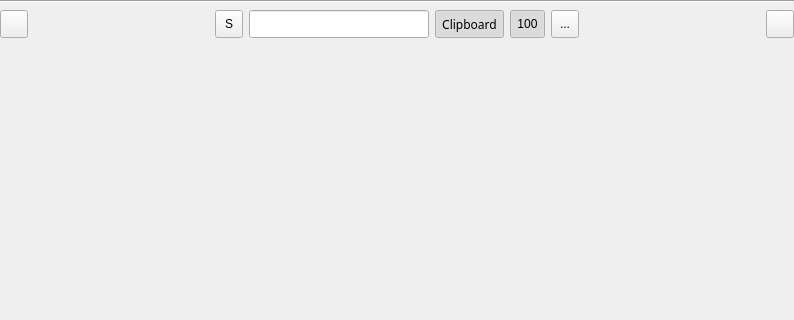
Above: widget/MPasteWidget.ui from SeptemberHX/MPaste before the change. Below: the same form after it.
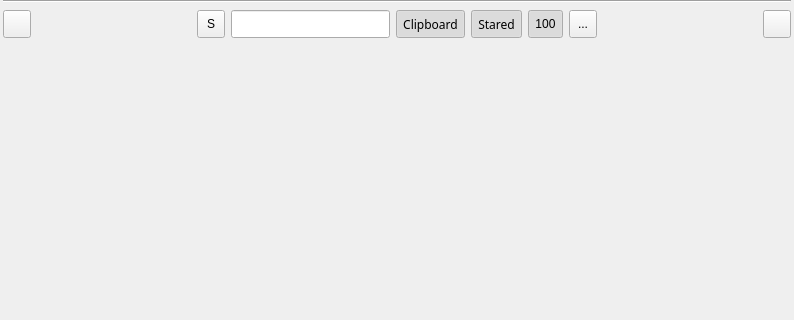
That is the form after the change. Icons and pictures are not drawn.

The edit to the form file:
```diff
--- a/widget/MPasteWidget.ui
+++ b/widget/MPasteWidget.ui
@@ -24,13 +24,13 @@
     <number>3</number>
    </property>
    <property name="leftMargin">
-    <number>0</number>
+    <number>3</number>
    </property>
    <property name="topMargin">
     <number>0</number>
    </property>
    <property name="rightMargin">
-    <number>0</number>
+    <number>3</number>
    </property>
    <property name="bottomMargin">
     <number>3</number>
@@ -163,7 +163,22 @@
        </widget>
       </item>
       <item>
-       <widget class="QToolButton" name="toolButton">
+       <widget class="QWidget" name="clipboardBtnWidget" native="true">
+        <layout class="QHBoxLayout" name="horizontalLayout_2">
+         <property name="leftMargin">
+          <number>0</number>
+         </property>
+         <property name="topMargin">
+          <number>0</number>
+         </property>
+         <property name="rightMargin">
+          <number>0</number>
+         </property>
+         <property name="bottomMargin">
+          <number>0</number>
+         </property>
+         <item>
+          <widget class="QToolButton" name="clipboardButton">
         <property name="maximumSize">
          <size>
           <width>16777215</width>
@@ -184,6 +199,33 @@
         <property name="checked">
          <bool>true</bool>
         </property>
+          </widget>
+         </item>
+         <item>
+          <widget class="QToolButton" name="staredButton">
+           <property name="maximumSize">
+            <size>
+             <width>16777215</width>
+             <height>28</height>
+            </size>
+           </property>
+           <property name="font">
+            <font>
+             <family>Microsoft YaHei</family>
+            </font>
+           </property>
+           <property name="text">
+            <string>Stared</string>
+           </property>
+           <property name="checkable">
+            <bool>true</bool>
+           </property>
+           <property name="checked">
+            <bool>true</bool>
+           </property>
+          </widget>
+         </item>
+        </layout>
        </widget>
       </item>
       <item>
```
Lines whose indentation alone changed are shown as unchanged.
